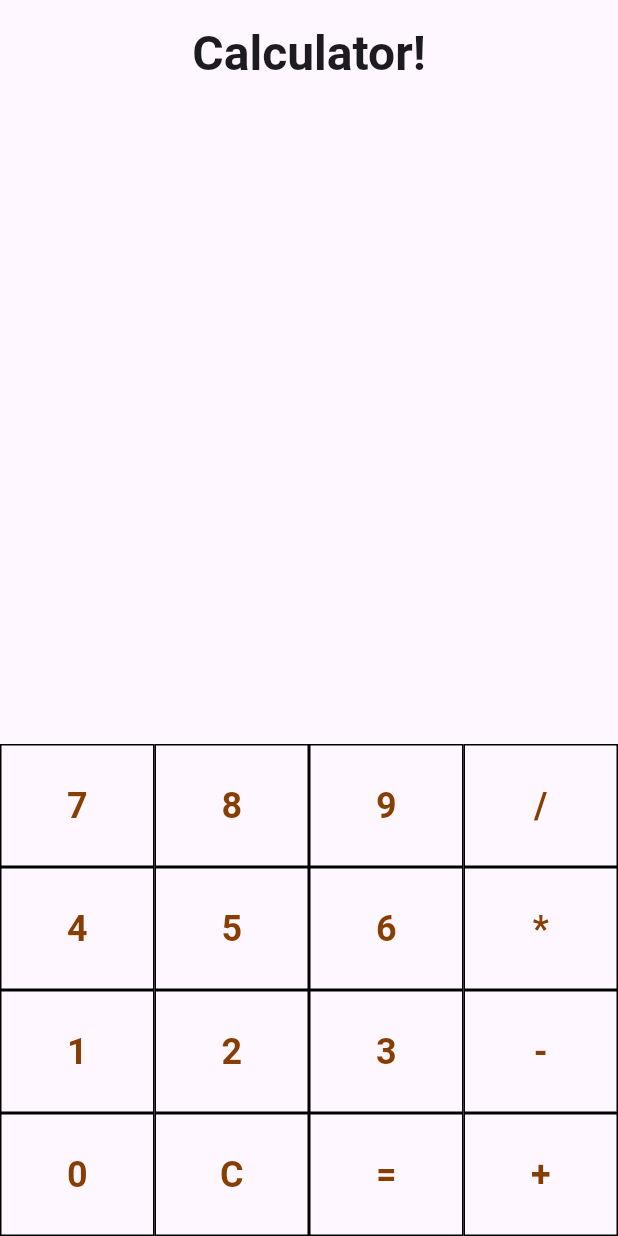
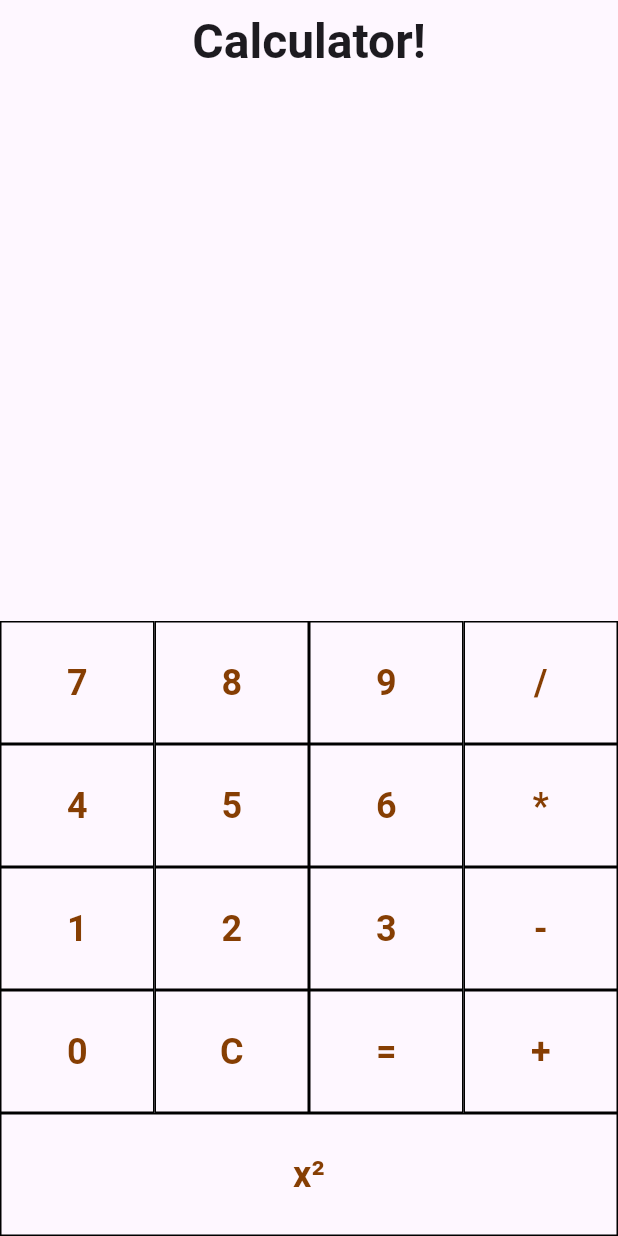
Before and after one commit to mconnors55/flutter-calculator, a Flutter app: the screen it shows after launch, on a phone screen of 412 x 824 dp. Run offline on Flutter 3.47's test engine with Material 3 defaults, Android fonts, the phone set to English and light mode, and no system bars; missing offline and left inert: expressions; Roboto replaces fonts that are missing (Times New Roman).

Commit message:
Added square button to the calculator app

```diff
--- a/lib/main.dart
+++ b/lib/main.dart
@@ -75,23 +75,55 @@ class _CalculatorScreenState extends State<CalculatorScreen> {
     );
   }
 
+  Widget _buildSquareButton() {
+    return Expanded(
+      child: OutlinedButton(
+        onPressed: () {
+          setState(() {
+            try {
+              final expression = Expression.parse(_expression);
+              const evaluator = ExpressionEvaluator();
+              final result = evaluator.eval(expression, {});
+              _expression = (result * result).toString();
+              _result = ' = $_expression';
+            } catch (e) {
+              _result = ' Error';
+            }
+          });
+        },
+        style: OutlinedButton.styleFrom(
+          side: const BorderSide(color: Colors.black),
+          padding: const EdgeInsets.all(24),
+          shape: RoundedRectangleBorder(
+            borderRadius: BorderRadius.circular(0),
+          ),
+        ),
+        child: const Text(
+          'x²',
+          style: TextStyle(
+            fontSize: 24,
+            fontFamily: 'Times New Roman',
+            fontWeight: FontWeight.bold,
+            color: Color.fromARGB(255, 134, 62, 3),
+          ),
+        ),
+      ),
+    );
+  }
+
   @override
   Widget build(BuildContext context) {
     return Scaffold(
       appBar: AppBar(
-        title: const Center(
-          child: Padding(
-            padding: EdgeInsets.only(top: 16.0),
-            child: Text(
-              'Calculator!',
-              style: TextStyle(
-                fontSize: 32,
-                fontWeight: FontWeight.bold,
-                fontFamily: 'Times New Roman',
-              ),
-            ),
+        title: const Text(
+          'Calculator!',
+          style: TextStyle(
+            fontSize: 32,
+            fontWeight: FontWeight.bold,
+            fontFamily: 'Times New Roman',
           ),
         ),
+        centerTitle: true,
       ),
       body: Column(
         children: <Widget>[
@@ -155,6 +187,13 @@ class _CalculatorScreenState extends State<CalculatorScreen> {
                   _buildButton('+'),
                 ],
               ),
+              Row(
+                mainAxisAlignment:
+                    MainAxisAlignment.center, // Center the button
+                children: [
+                  _buildSquareButton(), // Example: Add this special button to center it
+                ],
+              ),
             ],
           ),
         ],
--- a/pubspec.yaml
+++ b/pubspec.yaml
@@ -30,6 +30,7 @@ environment:
 dependencies:
   flutter:
     sdk: flutter
+  expressions: ^0.2.5
 
 
   # The following adds the Cupertino Icons font to your application.
```
Also changed, not shown: pubspec.lock.
